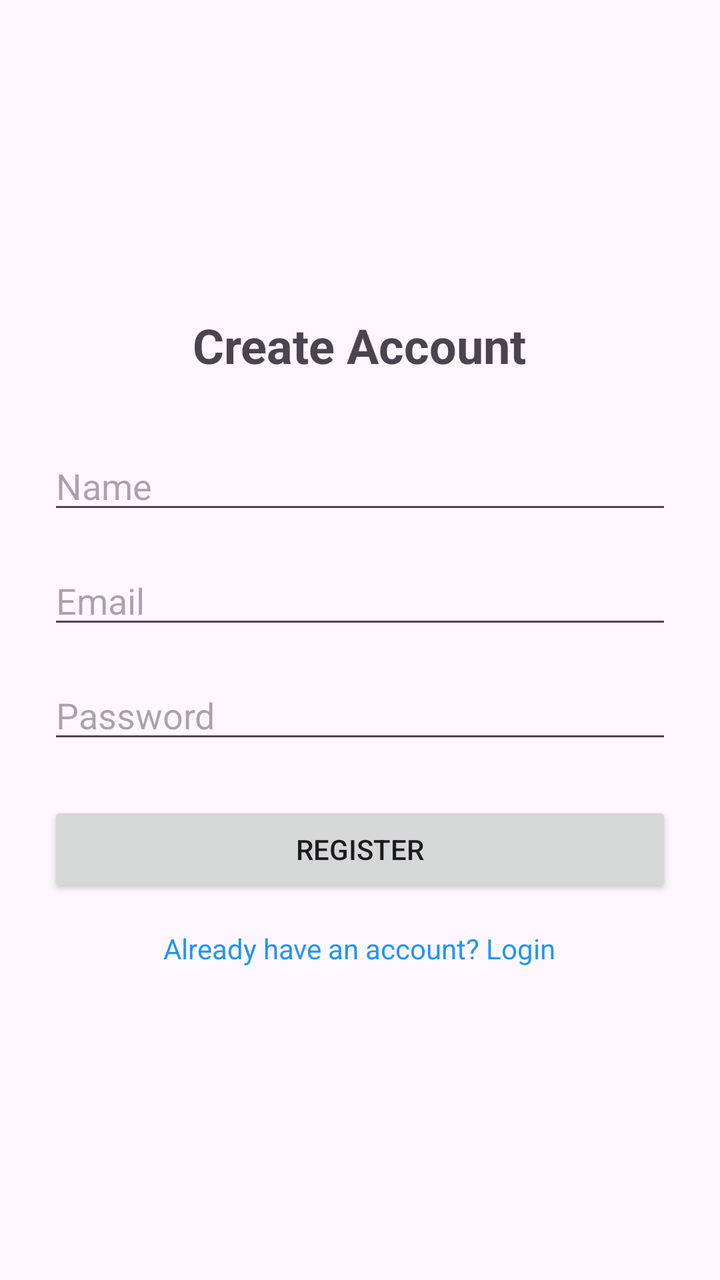
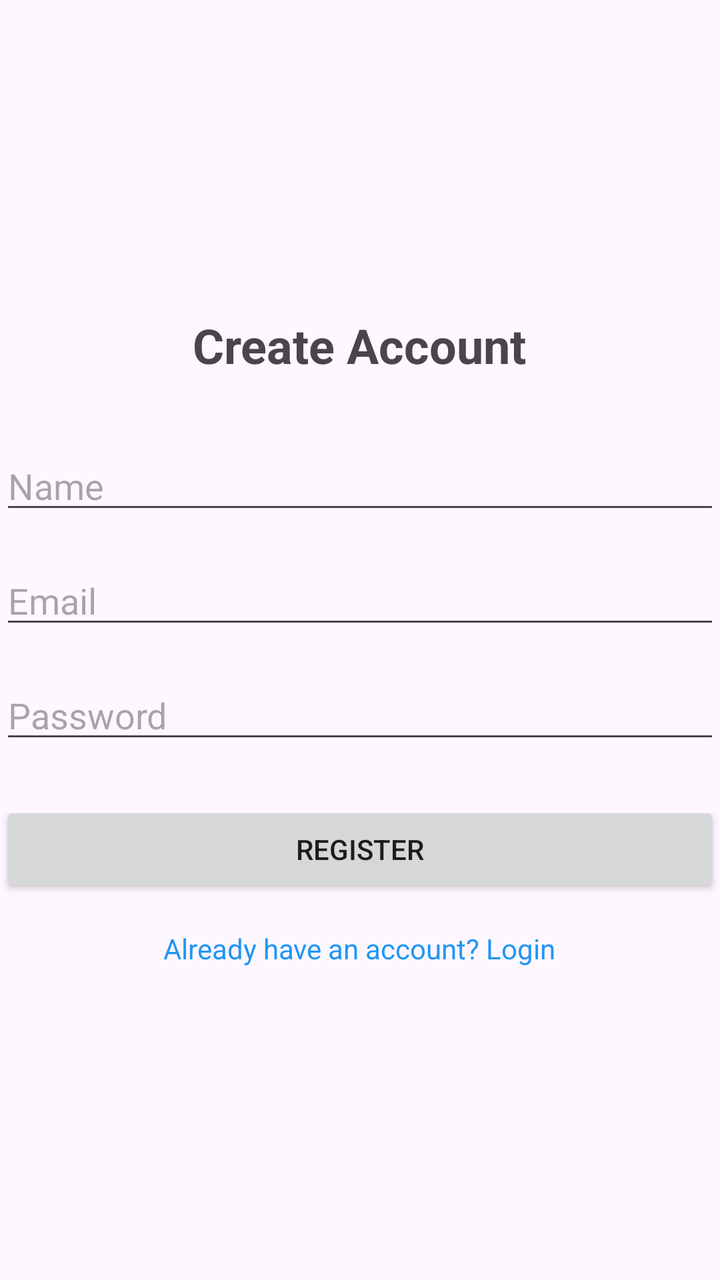

Before-and-after screenshots of an Android layout around one commit, followed by the original layout XML and the change that was made.
<!-- AndroidManifest.xml: application theme Theme.TaskManager -->
<!-- res/layout/activity_register.xml -->
<?xml version="1.0" encoding="utf-8"?>
<LinearLayout xmlns:android="http://schemas.android.com/apk/res/android"
    android:layout_width="match_parent"
    android:layout_height="match_parent"
    android:fitsSystemWindows="true"
    android:orientation="vertical"
    android:gravity="center"
    android:padding="24dp">

    <TextView
        android:id="@+id/tvTitle"
        android:layout_width="wrap_content"
        android:layout_height="wrap_content"
        android:text="Create Account"
        android:textSize="24sp"
        android:textStyle="bold"
        android:layout_marginBottom="32dp" />

    <EditText
        android:id="@+id/etName"
        android:layout_width="match_parent"
        android:layout_height="wrap_content"
        android:hint="Name"
        android:inputType="textPersonName"
        android:layout_marginBottom="16dp" />

    <EditText
        android:id="@+id/etEmail"
        android:layout_width="match_parent"
        android:layout_height="wrap_content"
        android:hint="Email"
        android:inputType="textEmailAddress"
        android:layout_marginBottom="16dp" />

    <EditText
        android:id="@+id/etPassword"
        android:layout_width="match_parent"
        android:layout_height="wrap_content"
        android:hint="Password"
        android:inputType="textPassword"
        android:layout_marginBottom="24dp" />

    <Button
        android:id="@+id/btnRegister"
        android:layout_width="match_parent"
        android:layout_height="wrap_content"
        android:text="Register" />

    <TextView
        android:id="@+id/tvGoToLogin"
        android:layout_width="wrap_content"
        android:layout_height="wrap_content"
        android:text="Already have an account? Login"
        android:layout_marginTop="16dp"
        android:textColor="#2196F3" />

    <ProgressBar
        android:id="@+id/progressBar"
        android:layout_width="wrap_content"
        android:layout_height="wrap_content"
        android:layout_marginTop="16dp"
        android:visibility="gone" />

</LinearLayout>
<!-- resources referenced by this layout -->
<resources>
  <style name="Theme.TaskManager" parent="Base.Theme.TaskManager" />
  <style name="Base.Theme.TaskManager" parent="Theme.Material3.DayNight.NoActionBar">
          
          
      </style>
</resources>

<!-- the commit's change to res/layout/activity_register.xml (unified diff, before → after) -->
@@ -4,8 +4,7 @@
     android:layout_height="match_parent"
     android:fitsSystemWindows="true"
     android:orientation="vertical"
-    android:gravity="center"
-    android:padding="24dp">
+    android:gravity="center">
 
     <TextView
         android:id="@+id/tvTitle"
